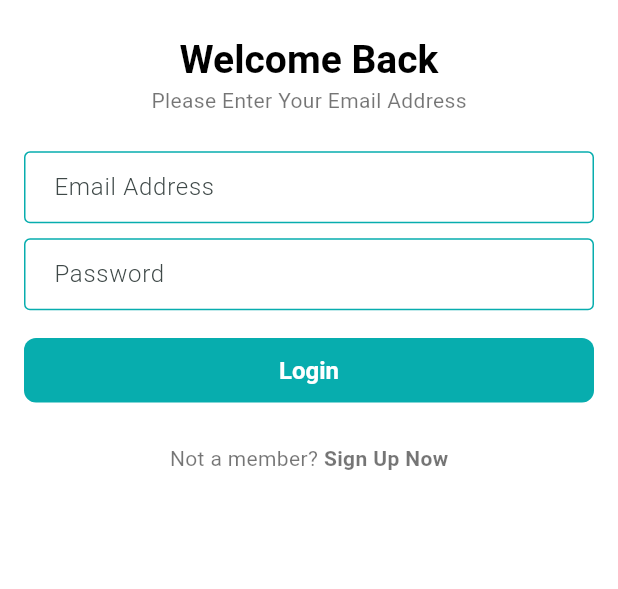
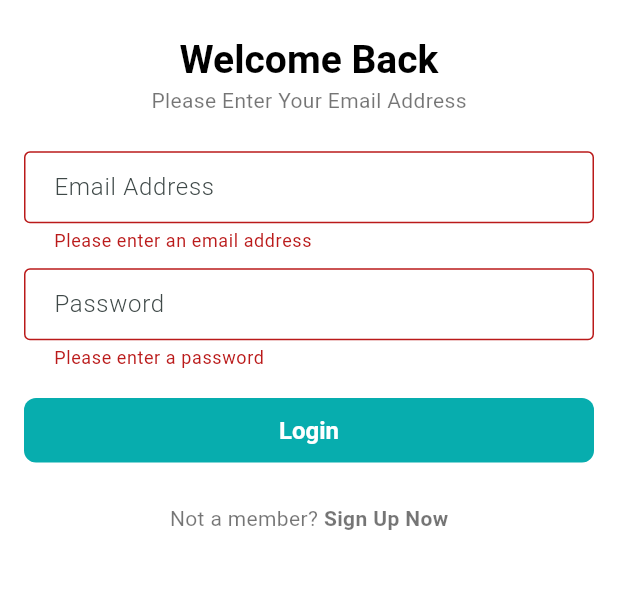
Before and after one commit to OnoPUNPUN/e_commerce, a Flutter app: the screen it shows after launch, after a tap on "Login", on a phone screen of 412 x 824 dp, the part 332-921 px from its top. Run offline on Flutter 3.47's test engine with Material 3 defaults, Android fonts, the phone set to English and light mode, and no system bars; our stand-ins replace email_validator, firebase_analytics, firebase_core, firebase_crashlytics, flutter_svg, get and 1 more; accounts and stored records are empty.

Commit message:
Updated Sign_Up & sign_in screens

```diff
--- a/lib/features/auth/presentation/screens/sign_in_screen.dart
+++ b/lib/features/auth/presentation/screens/sign_in_screen.dart
@@ -1,3 +1,4 @@
+import 'package:email_validator/email_validator.dart';
 import 'package:e_commerce/features/auth/presentation/screens/sign_up_screen.dart';
 import 'package:e_commerce/features/auth/presentation/widgets/app_logo.dart';
 import 'package:flutter/material.dart';
@@ -14,6 +15,7 @@ class SignInScreen extends StatefulWidget {
 class _SignInScreenState extends State<SignInScreen> {
   final TextEditingController _emailTEController = TextEditingController();
   final TextEditingController _passwordTEController = TextEditingController();
+  final _formKey = GlobalKey<FormState>();
 
   @override
   Widget build(BuildContext context) {
@@ -25,6 +27,8 @@ class _SignInScreenState extends State<SignInScreen> {
           child: Padding(
             padding: const EdgeInsets.all(16.0),
             child: Center(
+              child: Form(
+                key: _formKey,
                 child: Column(
                   children: [
                     const SizedBox(height: 100),
@@ -35,21 +39,45 @@ class _SignInScreenState extends State<SignInScreen> {
                       "Please Enter Your Email Address",
                       style: textTheme.bodyMedium,
                     ),
-
                     const SizedBox(height: 24),
                     TextFormField(
                       controller: _emailTEController,
-                    decoration: InputDecoration(hintText: "Email Address"),
+                      decoration: const InputDecoration(
+                        hintText: "Email Address",
+                      ),
+                      validator: (value) {
+                        if (value == null || value.isEmpty) {
+                          return 'Please enter an email address';
+                        }
+                        if (!EmailValidator.validate(value)) {
+                          return 'Please enter a valid email address';
+                        }
+                        return null;
+                      },
                     ),
                     const SizedBox(height: 10),
                     TextFormField(
                       controller: _passwordTEController,
-                    decoration: InputDecoration(hintText: "Password"),
+                      decoration: const InputDecoration(hintText: "Password"),
+                      obscureText: true,
+                      validator: (value) {
+                        if (value == null || value.isEmpty) {
+                          return 'Please enter a password';
+                        }
+                        if (value.length <= 4) {
+                          return 'Password must be more than 4 characters';
+                        }
+                        return null;
+                      },
                     ),
                     const SizedBox(height: 16),
                     FilledButton(
-                    onPressed: _onTapLoginButton,
-                    child: Text(
+                      onPressed: () {
+                        if (_formKey.currentState!.validate()) {
+                          _onTapLoginButton();
+                        }
+                      },
+                      child: const Text(
                         "Login",
                         style: TextStyle(fontWeight: FontWeight.bold),
                       ),
@@ -61,7 +89,7 @@ class _SignInScreenState extends State<SignInScreen> {
                         Text("Not a member?", style: textTheme.bodyMedium),
                         GestureDetector(
                           onTap: _onTapSignUpButton,
-                        child: Text(
+                          child: const Text(
                             " Sign Up Now",
                             style: TextStyle(fontWeight: FontWeight.bold),
                           ),
@@ -74,10 +102,13 @@ class _SignInScreenState extends State<SignInScreen> {
             ),
           ),
         ),
+      ),
     );
   }
 
-  void _onTapLoginButton() {}
+  void _onTapLoginButton() {
+    // TODO: HAVE TO COMPLETE LOGIN BUTTON
+  }
 
   void _onTapSignUpButton() {
     Navigator.pushNamed(context, SignUpScreen.name);
@@ -85,8 +116,8 @@ class _SignInScreenState extends State<SignInScreen> {
 
   @override
   void dispose() {
-    super.dispose();
     _emailTEController.dispose();
     _passwordTEController.dispose();
+    super.dispose();
   }
 }
--- a/pubspec.yaml
+++ b/pubspec.yaml
@@ -22,6 +22,7 @@ dependencies:
   get: ^4.7.2
   flutter_svg: ^2.2.0
   package_info_plus: ^8.3.1
+  email_validator: ^3.0.0
 
 dev_dependencies:
   flutter_test:
```
Also changed, not shown: lib/features/auth/presentation/screens/sign_up_screen.dart (+98 -30 lines), pubspec.lock. Lines whose indentation alone changed are shown as unchanged.
